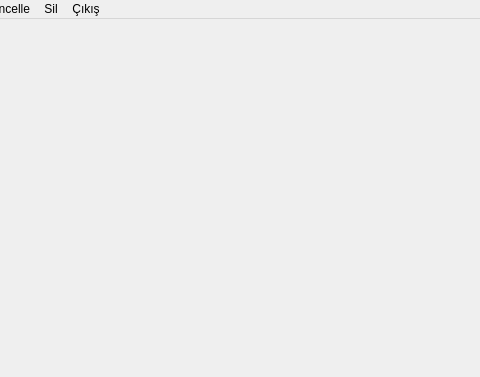
The window that Proje/anaekran.ui (sinanurun/BTK_PYTHON) describes before a commit, drawn with Qt 5; both pictures show x 205 to 685 and y 0 to 377 of the 800 by 600 pixel window.
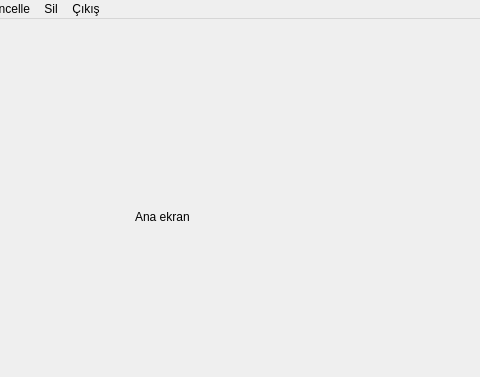
The same window after the commit.

The edit to the form file:
```diff
--- a/Proje/anaekran.ui
+++ b/Proje/anaekran.ui
@@ -13,7 +13,21 @@
   <property name="windowTitle">
    <string>MainWindow</string>
   </property>
-  <widget class="QWidget" name="AnaForm"/>
+  <widget class="QWidget" name="AnaForm">
+   <widget class="QLabel" name="label">
+    <property name="geometry">
+     <rect>
+      <x>340</x>
+      <y>190</y>
+      <width>211</width>
+      <height>16</height>
+     </rect>
+    </property>
+    <property name="text">
+     <string>Ana ekran</string>
+    </property>
+   </widget>
+  </widget>
   <widget class="QMenuBar" name="menubar">
    <property name="geometry">
     <rect>
```
